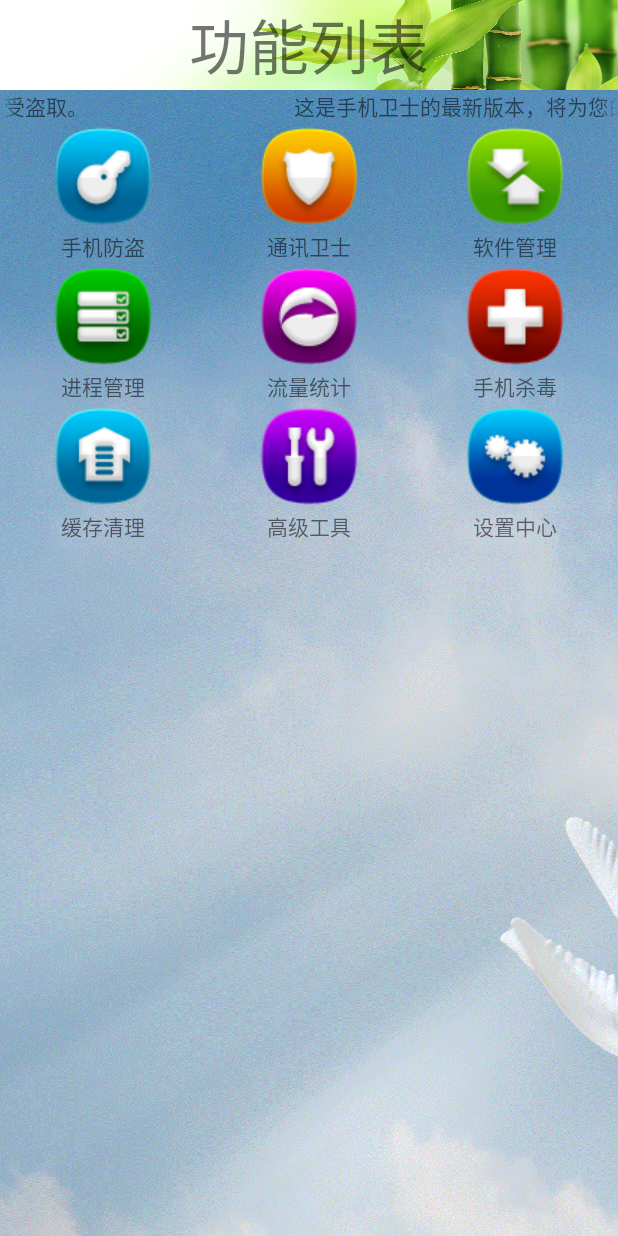
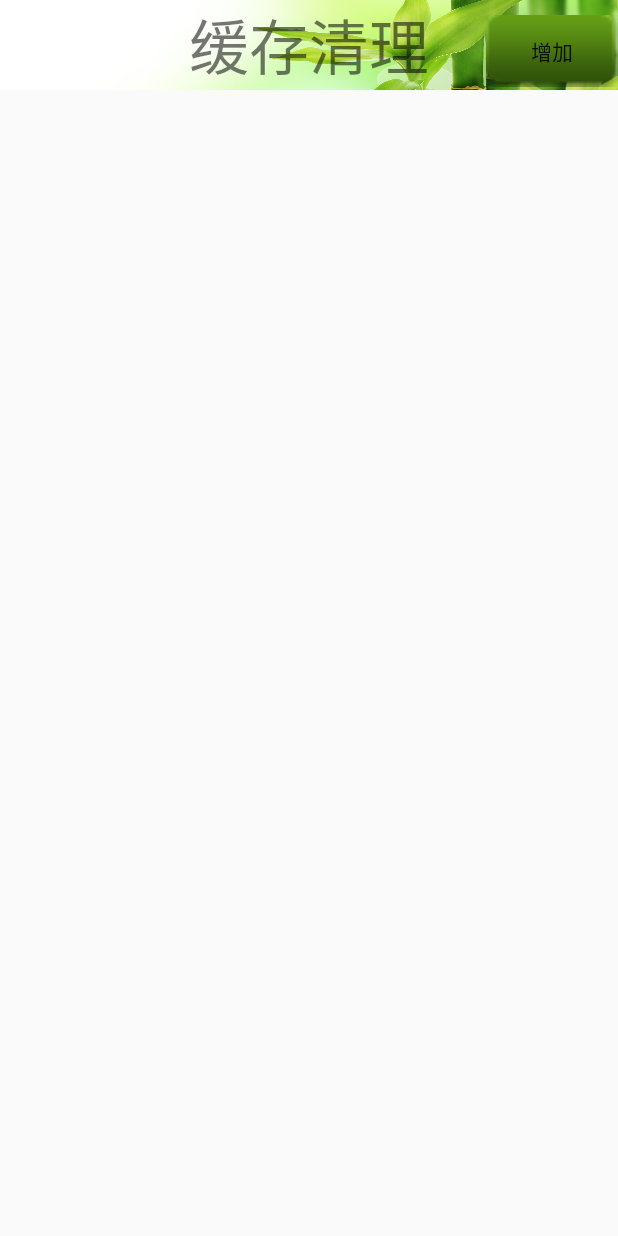
Before and after one commit to boarmy/PhoneManager, an Android app: the screen it shows after launch (HomeActivity before the commit, TelephoneManagerActivity after it), after a tap on "通讯卫士", on a phone screen of 412 x 824 dp. Run offline under Robolectric (Android 15) with nearby library versions, the phone set to English and light mode, and no system bars; 1 statement that could not run was skipped; 1 other tap on this screen came first.

Commit message:
完成了通讯卫士模块，和流量统计模块。

```diff
--- /dev/null
+++ b/phonemanager/src/main/java/com/example/administrator/dao/BlackNumberDao.java
@@ -0,0 +1,96 @@
+package com.example.administrator.dao;
+
+import android.content.ContentValues;
+import android.content.Context;
+import android.database.Cursor;
+import android.database.sqlite.SQLiteDatabase;
+
+import com.example.administrator.db.MyBlackNamberDBHelper;
+import com.example.administrator.phonemanager.TelephoneManagerActivity;
+
+import java.util.ArrayList;
+import java.util.List;
+
+/**
+ * Created by Administrator on 2016/4/5.
+ */
+public class BlackNumberDao {
+    MyBlackNamberDBHelper helper;
+    SQLiteDatabase db;
+    //构造函数 用于初始化
+    public BlackNumberDao(Context ctx){
+        helper=new MyBlackNamberDBHelper(ctx,null,null,1);
+        db=helper.getReadableDatabase();
+    }
+    //增
+    public long insertBlackNumber(String number,int mode){
+        //当不符合条件的时候返回-1
+        if (number==null||number.isEmpty()||mode>3||mode<1){
+            return -1;
+        }
+        ContentValues cv = new ContentValues();
+        cv.put("number",number);
+        cv.put("mode", mode);
+        long ret = db.insert("blacknunber", null, cv);//blacknumber为表的名称
+        //这里返回的是影响行数的行号 而不是影响的行数
+        return ret;
+
+    }
+
+    //删
+    public int deleteBlackNumber(String number){
+        int ret = db.delete("blacknunber", "number=?", new String[]{number});
+        return ret;
+    }
+    //改 这里改的是拦截的类型 而不是拦截的电话号码
+    public int updateeMode(String number,int mode){
+        if (number==null||number.isEmpty()||mode>3||mode<1){
+            return -1;
+        }
+        ContentValues cv= new ContentValues();
+        cv.put("mode", mode);
+        int ret = db.update("blacknunber", cv, "number=?", new String[]{number});
+        return ret;
+    }
+    //查
+    public int queryMode(String number){
+        Cursor cursor = db.rawQuery("select mode from blacknunber where number=?", new String[]{number});
+        if (cursor.moveToNext()){
+            int mode = cursor.getInt(0);//得到第一行数据
+            return mode;
+        }
+        return -1;
+    }
+    //回显所有已经加入到黑名单的数据
+    //有非常多的数据，此时可以优化
+    // UI并不需要一次返回所有的条目，因为每次屏幕显示的条数是有限的。
+    // 所以这里可以返回指定条目数的 数据List
+
+
+    public int getTotalRecordNumber(){
+        int count=0;
+        Cursor cursor = db.rawQuery("select Count(*) from blacknunber", null);
+        cursor.moveToNext();//这里加一个movetonext是因为是从0行前面开始计算的 如果不加的话 没法移到数据的第一行
+        count = cursor.getInt(0);
+        return count;
+    }
+    public List<TelephoneManagerActivity.listitem> getallPartBlacknumber(int offset ,int limit){
+
+
+        List<TelephoneManagerActivity.listitem> blacklist = new ArrayList<>();
+
+        //limit 表示限制返回的条目数
+        //offset 表示查询开始时的游标偏移位置
+//        final Cursor cursor = db.rawQuery("select * from blacknunber limit   ? offset  ?  ", new String[]{limit+"",offset+""});
+
+        //注意sql 分批查询的语法 select * from blacknunber limit 20,10;
+        final Cursor cursor = db.query("blacknunber", null, null, null, null, null, null, offset + "," + limit);
+        while (cursor.moveToNext()){
+            final String number = cursor.getString(1);
+            final int mode = cursor.getInt(2);
+            blacklist.add(new TelephoneManagerActivity.listitem(number,mode) );
+        }
+        return  blacklist;
+    }
+
+}
--- /dev/null
+++ b/phonemanager/src/main/java/com/example/administrator/db/MyBlackNamberDBHelper.java
@@ -0,0 +1,24 @@
+package com.example.administrator.db;
+
+import android.content.Context;
+import android.database.sqlite.SQLiteDatabase;
+import android.database.sqlite.SQLiteOpenHelper;
+
+/**
+ * Created by Administrator on 2016/4/5.
+ */
+public class MyBlackNamberDBHelper extends SQLiteOpenHelper {
+    public MyBlackNamberDBHelper(Context context, String name, SQLiteDatabase.CursorFactory factory, int version) {
+        super(context, "blacknum.db", null, version);
+    }
+
+    @Override
+    public void onCreate(SQLiteDatabase db) {
+        db.execSQL("create table blacknunber (id integer primary key autoincrement,number varchar(14),mode integer)");
+    }
+
+    @Override
+    public void onUpgrade(SQLiteDatabase db, int oldVersion, int newVersion) {
+
+    }
+}
--- a/phonemanager/src/main/java/com/example/administrator/phonemanager/ClearCatchActivity.java
+++ b/phonemanager/src/main/java/com/example/administrator/phonemanager/ClearCatchActivity.java
@@ -29,7 +29,7 @@ import java.lang.reflect.InvocationTargetException;
 import java.lang.reflect.Method;
 import java.util.ArrayList;
 import java.util.List;
-
+//缓存清理主页面
 public class ClearCatchActivity extends Activity {
     private ProgressBar pb_clearcache_scan;
     private TextView tv_clearcache_appname;
--- a/phonemanager/src/main/java/com/example/administrator/phonemanager/HomeActivity.java
+++ b/phonemanager/src/main/java/com/example/administrator/phonemanager/HomeActivity.java
@@ -1,10 +1,9 @@
 package com.example.administrator.phonemanager;
 
+import android.app.Activity;
 import android.app.AlertDialog;
 import android.content.Intent;
 import android.os.Bundle;
-import android.support.v7.app.ActionBar;
-import android.support.v7.app.ActionBarActivity;
 import android.view.View;
 import android.view.ViewGroup;
 import android.widget.AdapterView;
@@ -18,7 +17,7 @@ import android.widget.Toast;
 import com.example.administrator.application.MyApplication;
 import com.example.administrator.utils.Md5Utils;
 
-public class HomeActivity extends ActionBarActivity {
+public class HomeActivity extends Activity {
     //初始化图片
     private int[] iconarray ={R.drawable.safe,R.drawable.callmsgsafe,R.drawable.app,
             R.drawable.taskmanager,R.drawable.netmanager,R.drawable.trojan,
@@ -33,8 +32,8 @@ public class HomeActivity extends ActionBarActivity {
         super.onCreate(savedInstanceState);
         setContentView(R.layout.activity_home);
         //将标题栏隐藏
-        ActionBar supportActionBar = getSupportActionBar();
-        supportActionBar.hide();
+        /*ActionBar supportActionBar = getSupportActionBar();
+        supportActionBar.hide();*/
 
 //        TextView tv_home_show = (TextView) findViewById(R.id.tv_home_show);//找到要跑马灯效果的文本  //方法1  方法2为用自定义控件
 //        tv_home_show.setSelected(true);//使其获得焦点 能够显示为跑马灯的效果
@@ -89,7 +88,8 @@ public class HomeActivity extends ActionBarActivity {
                     }
                     break;
                 case 1:
-                    Toast.makeText(HomeActivity.this, titles[position], Toast.LENGTH_SHORT).show();
+                    startActivity(new Intent(HomeActivity.this,TelephoneManagerActivity.class));
+//                    Toast.makeText(HomeActivity.this, titles[position], Toast.LENGTH_SHORT).show();
                     break;
                 case 2:
                     startActivity(new Intent(HomeActivity.this,PackageManagerActivity.class));
@@ -98,7 +98,8 @@ public class HomeActivity extends ActionBarActivity {
                     startActivity(new Intent(HomeActivity.this,ProcessManagerActivity.class));
                     break;
                 case 4:
-                    Toast.makeText(HomeActivity.this, titles[position], Toast.LENGTH_SHORT).show();
+                    startActivity(new Intent(HomeActivity.this,DataUsageActivity.class));
+//                    Toast.makeText(HomeActivity.this, titles[position], Toast.LENGTH_SHORT).show();
                     break;
                 case 5:
                     startActivity(new Intent(HomeActivity.this, ScanVirusActivity.class));
--- /dev/null
+++ b/phonemanager/src/main/res/layout/activity_telephone_manager.xml
@@ -0,0 +1,31 @@
+<?xml version="1.0" encoding="utf-8"?>
+<LinearLayout xmlns:android="http://schemas.android.com/apk/res/android"
+    xmlns:tools="http://schemas.android.com/tools"
+    android:layout_width="match_parent"
+    android:layout_height="match_parent"
+    android:orientation="vertical"
+    tools:context="com.example.administrator.phonemanager.TelephoneManagerActivity">
+
+    <RelativeLayout
+        android:layout_width="match_parent"
+        android:layout_height="wrap_content">
+
+        <TextView
+            style="@style/myPageTile"
+            android:text="缓存清理"/>
+        <Button
+            android:layout_width="wrap_content"
+            android:layout_height="wrap_content"
+            android:text="增加"
+            android:layout_marginTop="10dp"
+            android:layout_alignParentRight="true"
+            android:id="@+id/bt_phonemanager_add"
+            android:background="@drawable/setupbt_bg"/>
+    </RelativeLayout>
+
+    <ListView
+
+        android:layout_width="match_parent"
+        android:layout_height="wrap_content"
+        android:id="@+id/lv_phonemanager_blacknum"/>
+</LinearLayout>
```
Also changed, not shown: phonemanager/src/main/AndroidManifest.xml (+9 -1 lines), phonemanager/src/main/java/com/example/administrator/phonemanager/TelephoneManagerActivity.java (added, +201 -0 lines), phonemanager/src/main/res/drawable/deletenumber_bg.xml (added, +10 -0 lines), phonemanager/src/main/res/layout/dialog_add_blacknum.xml (added, +65 -0 lines), phonemanager/src/main/res/layout/item_blacknumberlist.xml (added, +28 -0 lines), phonemanager/src/main/res/drawable/main_clean_icon.png (added), phonemanager/src/main/res/drawable/main_clean_icon_pressed.png (added).
